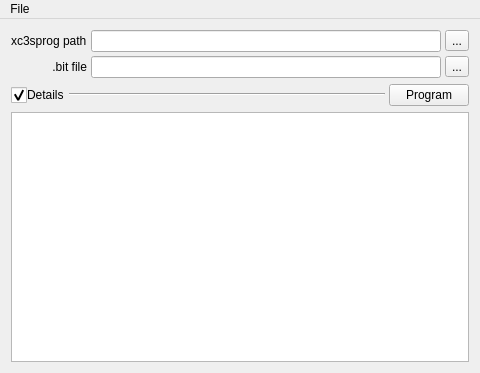
This is miniSProg/mainwindow.ui in fduraibi/miniSProg as Qt 5 draws it before an edit. The edited form follows.
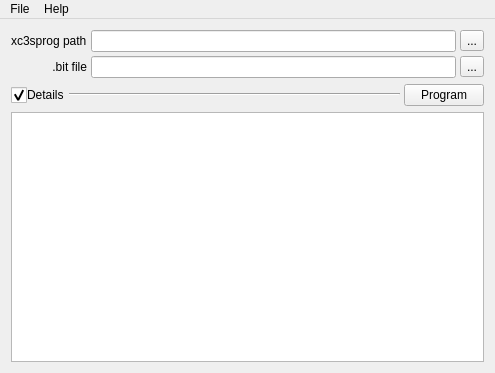
This is the edited form. Icons and pictures are not drawn.

Diff of the .ui file:
```diff
--- a/miniSProg/mainwindow.ui
+++ b/miniSProg/mainwindow.ui
@@ -2,6 +2,14 @@
 <ui version="4.0">
  <class>MainWindow</class>
  <widget class="QMainWindow" name="MainWindow">
+  <property name="geometry">
+   <rect>
+    <x>0</x>
+    <y>0</y>
+    <width>495</width>
+    <height>373</height>
+   </rect>
+  </property>
   <property name="sizePolicy">
    <sizepolicy hsizetype="Maximum" vsizetype="Maximum">
     <horstretch>0</horstretch>
@@ -234,7 +242,7 @@
     <rect>
      <x>0</x>
      <y>0</y>
-     <width>532</width>
+     <width>495</width>
      <height>20</height>
     </rect>
    </property>
@@ -244,7 +252,14 @@
     </property>
     <addaction name="actionExit"/>
    </widget>
+   <widget class="QMenu" name="menuHelp">
+    <property name="title">
+     <string>Help</string>
+    </property>
+    <addaction name="actionAbout"/>
+   </widget>
    <addaction name="menuFile"/>
+   <addaction name="menuHelp"/>
   </widget>
   <action name="actionExit">
    <property name="text">
```
Left out of the diff: 13 changed lines with no effect on the pictures.
